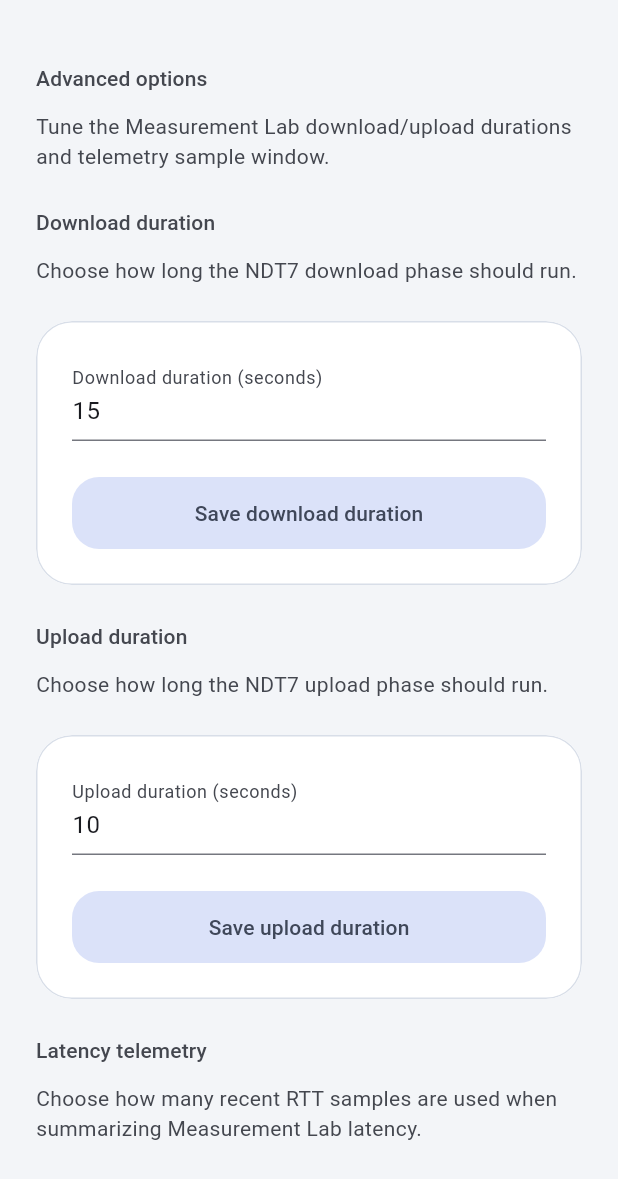
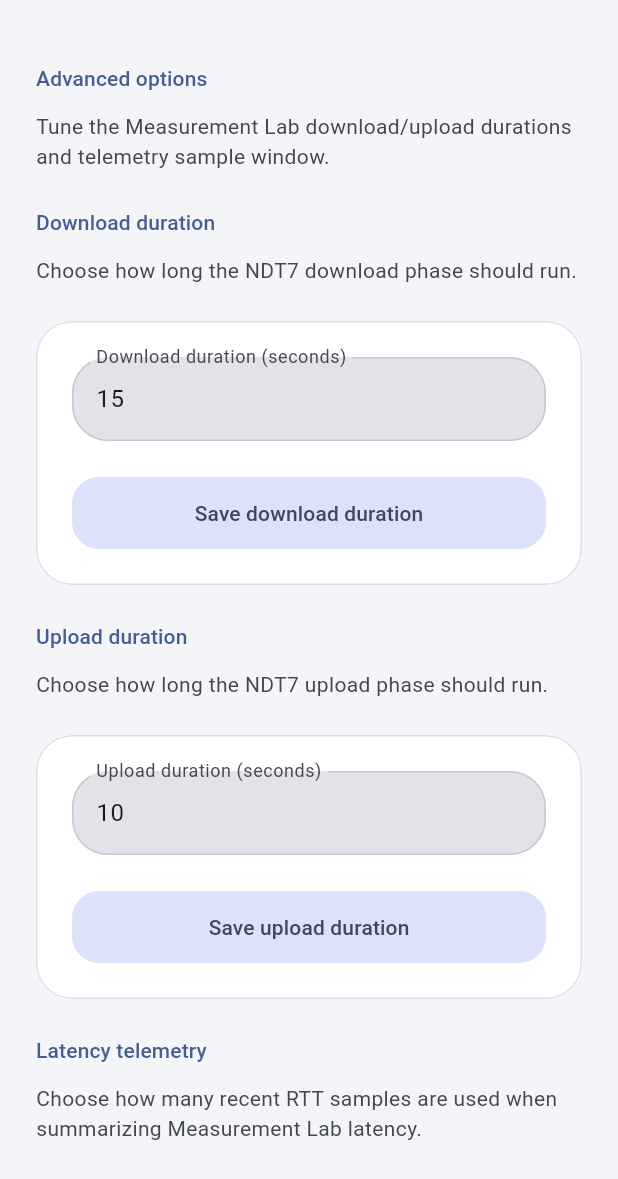
Before and after one commit to Nischay-Pro/wifi-heat-mapper, a Flutter app: the _MeasurementLabSettingsPage screen opened directly, after a tap on "Advanced options", on a phone screen of 412 x 824 dp, the part 57-1236 px from its top. Run offline on Flutter 3.47's test engine with Material 3 defaults, Android fonts, the phone set to English and light mode, and no system bars; our stand-ins replace device_info_plus, flutter_riverpod, flutter_svg, permission_handler, shared_preferences; missing offline and left inert: app_settings; accounts and stored records are empty.

Commit message:
feat: refine mobile settings inputs

```diff
--- a/mobile/lib/src/app/platform_theme.dart
+++ b/mobile/lib/src/app/platform_theme.dart
@@ -34,6 +34,7 @@ ThemeData _buildMaterialTheme({
   return ThemeData(
     useMaterial3: true,
     brightness: brightness,
+    fontFamily: 'Roboto',
     colorScheme: colorScheme,
     scaffoldBackgroundColor: scaffoldColor,
     appBarTheme: AppBarTheme(
@@ -128,6 +129,7 @@ ThemeData _buildIosTheme({
   return ThemeData(
     useMaterial3: true,
     brightness: brightness,
+    fontFamily: 'Roboto',
     cupertinoOverrideTheme: CupertinoThemeData(
       primaryColor: baseColor,
       brightness: brightness,
--- a/mobile/lib/src/core/ui/app_widgets.dart
+++ b/mobile/lib/src/core/ui/app_widgets.dart
@@ -1,4 +1,5 @@
 import 'package:flutter/material.dart';
+import 'package:flutter/services.dart';
 import 'package:mobile/src/core/loading_indicator.dart';
 import 'package:mobile/src/core/ui/app_tokens.dart';
 
@@ -214,7 +215,6 @@ class AppSettingsGroup extends StatelessWidget {
   @override
   Widget build(BuildContext context) {
     final tokens = AppTokens.of(context);
-    final colorScheme = Theme.of(context).colorScheme;
 
     final group = Column(
       children: [
@@ -231,13 +231,7 @@ class AppSettingsGroup extends StatelessWidget {
     );
 
     if (flat) {
-      return DecoratedBox(
-        decoration: BoxDecoration(
-          color: colorScheme.surfaceContainerLow,
-          borderRadius: BorderRadius.circular(tokens.radiusLarge),
-        ),
-        child: group,
-      );
+      return group;
     }
 
     return AppPanel(
@@ -254,13 +248,12 @@ class AppSectionLabel extends StatelessWidget {
 
   @override
   Widget build(BuildContext context) {
-    final colorScheme = Theme.of(context).colorScheme;
     final textTheme = Theme.of(context).textTheme;
 
     return Text(
       label,
       style: textTheme.labelLarge?.copyWith(
-        color: colorScheme.onSurfaceVariant,
+        color: Theme.of(context).colorScheme.primary,
       ),
     );
   }
@@ -288,13 +281,13 @@ class AppSectionNote extends StatelessWidget {
 class AppSettingsRow extends StatelessWidget {
   const AppSettingsRow({
     super.key,
-    required this.icon,
     required this.title,
+    this.icon,
     this.subtitle,
     this.onTap,
   });
 
-  final IconData icon;
+  final IconData? icon;
   final String title;
   final String? subtitle;
   final VoidCallback? onTap;
@@ -307,11 +300,15 @@ class AppSettingsRow extends StatelessWidget {
 
     return ListTile(
       onTap: onTap,
-      leading: Icon(
-        icon,
-        color: colorScheme.primary,
-        size: tokens.iconMedium + 2,
-      ),
+      contentPadding: EdgeInsets.zero,
+      minLeadingWidth: icon == null ? 0 : null,
+      leading: icon == null
+          ? null
+          : Icon(
+              icon,
+              color: colorScheme.primary,
+              size: tokens.iconMedium + 2,
+            ),
       title: Text(title, style: textTheme.titleMedium),
       subtitle: subtitle == null
           ? null
@@ -320,3 +317,65 @@ class AppSettingsRow extends StatelessWidget {
     );
   }
 }
+
+class AppNumericBox extends StatelessWidget {
+  const AppNumericBox({
+    super.key,
+    required this.controller,
+    required this.label,
+    this.hintText,
+    this.errorText,
+    this.onChanged,
+    this.onSubmitted,
+  });
+
+  final TextEditingController controller;
+  final String label;
+  final String? hintText;
+  final String? errorText;
+  final ValueChanged<String>? onChanged;
+  final VoidCallback? onSubmitted;
+
+  @override
+  Widget build(BuildContext context) {
+    final colorScheme = Theme.of(context).colorScheme;
+    final radius = BorderRadius.circular(24);
+
+    return TextField(
+      controller: controller,
+      keyboardType: TextInputType.number,
+      textInputAction: TextInputAction.done,
+      inputFormatters: [FilteringTextInputFormatter.digitsOnly],
+      decoration: InputDecoration(
+        labelText: label,
+        hintText: hintText,
+        errorText: errorText,
+        filled: true,
+        fillColor: colorScheme.surfaceContainerHighest,
+        border: OutlineInputBorder(
+          borderRadius: radius,
+          borderSide: BorderSide(color: colorScheme.outlineVariant),
+        ),
+        enabledBorder: OutlineInputBorder(
+          borderRadius: radius,
+          borderSide: BorderSide(color: colorScheme.outlineVariant),
+        ),
+        focusedBorder: OutlineInputBorder(
+          borderRadius: radius,
+          borderSide: BorderSide(color: colorScheme.primary, width: 2),
+        ),
+        errorBorder: OutlineInputBorder(
+          borderRadius: radius,
+          borderSide: BorderSide(color: colorScheme.error),
+        ),
+        focusedErrorBorder: OutlineInputBorder(
+          borderRadius: radius,
+          borderSide: BorderSide(color: colorScheme.error, width: 2),
+        ),
+      ),
+      onChanged: onChanged,
+      onSubmitted: (_) => onSubmitted?.call(),
+      onEditingComplete: onSubmitted,
+    );
+  }
+}
--- a/mobile/lib/src/features/app_shell/site_shell_page.dart
+++ b/mobile/lib/src/features/app_shell/site_shell_page.dart
@@ -367,15 +367,12 @@ class _SettingsTab extends ConsumerWidget {
       children: [
         Text('Settings', style: Theme.of(context).textTheme.headlineMedium),
         SizedBox(height: tokens.sectionGap),
-        const AppSectionNote(
-          message: 'App and site configuration for this device.',
-        ),
-        SizedBox(height: tokens.sectionGap),
+        const AppSectionLabel(label: 'Appearance'),
+        SizedBox(height: tokens.spacing.compact),
         AppSettingsGroup(
           flat: true,
           children: [
             AppSettingsRow(
-              icon: Icons.palette_outlined,
               title: 'App Theme',
               subtitle: _themePreferenceLabel(themePreference),
               onTap: () {
@@ -386,8 +383,15 @@ class _SettingsTab extends ConsumerWidget {
                 );
               },
             ),
+          ],
+        ),
+        SizedBox(height: tokens.sectionGap),
+        const AppSectionLabel(label: 'Measurement'),
+        SizedBox(height: tokens.spacing.compact),
+        AppSettingsGroup(
+          flat: true,
+          children: [
             AppSettingsRow(
-              icon: Icons.public_outlined,
               title: 'Internet speed test',
               subtitle: internetSettings.backendLabel,
               onTap: () {
@@ -399,22 +403,6 @@ class _SettingsTab extends ConsumerWidget {
               },
             ),
             AppSettingsRow(
-              icon: Icons.storage_outlined,
-              title: 'Server',
-              subtitle: connectedServerUrl ?? 'Not connected',
-              onTap: () {
-                Navigator.of(context).push(
-                  MaterialPageRoute<void>(
-                    builder: (_) => _ServerSettingsPage(
-                      connectedServerUrl: connectedServerUrl,
-                      onChangeServer: onChangeServer,
-                    ),
-                  ),
-                );
-              },
-            ),
-            AppSettingsRow(
-              icon: Icons.location_on_outlined,
               title: 'Site',
               subtitle: selectedSiteSlug ?? AppMessages.invalidSelectedSite,
               onTap: () {
@@ -433,6 +421,28 @@ class _SettingsTab extends ConsumerWidget {
             ),
           ],
         ),
+        SizedBox(height: tokens.sectionGap),
+        const AppSectionLabel(label: 'Connection'),
+        SizedBox(height: tokens.spacing.compact),
+        AppSettingsGroup(
+          flat: true,
+          children: [
+            AppSettingsRow(
+              title: 'Server',
+              subtitle: connectedServerUrl ?? 'Not connected',
+              onTap: () {
+                Navigator.of(context).push(
+                  MaterialPageRoute<void>(
+                    builder: (_) => _ServerSettingsPage(
+                      connectedServerUrl: connectedServerUrl,
+                      onChangeServer: onChangeServer,
+                    ),
+                  ),
+                );
+              },
+            ),
+          ],
+        ),
       ],
     );
   }
@@ -754,7 +764,6 @@ class _CustomLibrespeedSettingsPageState
               flat: true,
               children: [
                 AppSettingsRow(
-                  icon: Icons.tune,
                   title: 'Advanced options',
                   onTap: () {
                     Navigator.of(context).push(
@@ -805,7 +814,6 @@ class _HttpBackendSettingsPage extends ConsumerWidget {
               flat: true,
               children: [
                 AppSettingsRow(
-                  icon: Icons.tune,
                   title: 'Advanced options',
                   onTap: () {
                     Navigator.of(context).push(
@@ -851,7 +859,6 @@ class _MeasurementLabSettingsPage extends ConsumerWidget {
               flat: true,
               children: [
                 AppSettingsRow(
-                  icon: Icons.tune,
                   title: 'Advanced options',
                   onTap: () {
                     Navigator.of(context).push(
@@ -1058,14 +1065,11 @@ class _HttpBackendAdvancedSettingsPageState
               child: Column(
                 crossAxisAlignment: CrossAxisAlignment.start,
                 children: [
-                  TextField(
+                  AppNumericBox(
                     controller: _parallelStreamsController,
-                    keyboardType: TextInputType.number,
-                    decoration: InputDecoration(
-                      labelText: 'Parallel streams',
-                      hintText: '4',
+                    label: 'Parallel streams',
+                    hintText: '2',
                     errorText: _parallelStreamsError,
-                    ),
                     onChanged: (_) {
                       if (_parallelStreamsError != null) {
                         setState(() {
@@ -1073,7 +1077,7 @@ class _HttpBackendAdvancedSettingsPageState
                         });
                       }
                     },
-                    onSubmitted: (_) => _saveParallelStreams(),
+                    onSubmitted: _saveParallelStreams,
                   ),
                   SizedBox(height: tokens.spacing.regular),
                   Align(
@@ -1091,14 +1095,11 @@ class _HttpBackendAdvancedSettingsPageState
               child: Column(
                 crossAxisAlignment: CrossAxisAlignment.start,
                 children: [
-                  TextField(
+                  AppNumericBox(
                     controller: _latencySampleCountController,
-                    keyboardType: TextInputType.number,
-                    decoration: InputDecoration(
-                      labelText: 'Latency samples',
+                    label: 'Latency samples',
                     hintText: '10',
                     errorText: _latencySampleCountError,
-                    ),
                     onChanged: (_) {
                       if (_latencySampleCountError != null) {
                         setState(() {
@@ -1106,7 +1107,7 @@ class _HttpBackendAdvancedSettingsPageState
                         });
                       }
                     },
-                    onSubmitted: (_) => _saveLatencySampleCount(),
+                    onSubmitted: _saveLatencySampleCount,
                   ),
                   SizedBox(height: tokens.spacing.regular),
                   Align(
@@ -1290,14 +1291,11 @@ class _MeasurementLabAdvancedSettingsPageState
               child: Column(
                 crossAxisAlignment: CrossAxisAlignment.start,
                 children: [
-                  TextField(
+                  AppNumericBox(
                     controller: _downloadDurationController,
-                    keyboardType: TextInputType.number,
-                    decoration: InputDecoration(
-                      labelText: 'Download duration (seconds)',
+                    label: 'Download duration (seconds)',
                     hintText: '15',
                     errorText: _downloadDurationError,
-                    ),
                     onChanged: (_) {
                       if (_downloadDurationError != null) {
                         setState(() {
@@ -1305,7 +1303,7 @@ class _MeasurementLabAdvancedSettingsPageState
                         });
                       }
                     },
-                    onSubmitted: (_) => _saveDownloadDuration(),
+                    onSubmitted: _saveDownloadDuration,
                   ),
                   SizedBox(height: tokens.spacing.regular),
                   Align(
@@ -1329,14 +1327,11 @@ class _MeasurementLabAdvancedSettingsPageState
               child: Column(
                 crossAxisAlignment: CrossAxisAlignment.start,
                 children: [
-                  TextField(
+                  AppNumericBox(
                     controller: _uploadDurationController,
-                    keyboardType: TextInputType.number,
-                    decoration: InputDecoration(
-                      labelText: 'Upload duration (seconds)',
+                    label: 'Upload duration (seconds)',
                     hintText: '10',
                     errorText: _uploadDurationError,
-                    ),
                     onChanged: (_) {
                       if (_uploadDurationError != null) {
                         setState(() {
@@ -1344,7 +1339,7 @@ class _MeasurementLabAdvancedSettingsPageState
                         });
                       }
                     },
-                    onSubmitted: (_) => _saveUploadDuration(),
+                    onSubmitted: _saveUploadDuration,
                   ),
                   SizedBox(height: tokens.spacing.regular),
                   Align(
@@ -1369,14 +1364,11 @@ class _MeasurementLabAdvancedSettingsPageState
               child: Column(
                 crossAxisAlignment: CrossAxisAlignment.start,
                 children: [
-                  TextField(
+                  AppNumericBox(
                     controller: _latencySampleCountController,
-                    keyboardType: TextInputType.number,
-                    decoration: InputDecoration(
-                      labelText: 'RTT samples',
+                    label: 'RTT samples',
                     hintText: '10',
                     errorText: _latencySampleCountError,
-                    ),
                     onChanged: (_) {
                       if (_latencySampleCountError != null) {
                         setState(() {
@@ -1384,7 +1376,7 @@ class _MeasurementLabAdvancedSettingsPageState
                         });
                       }
                     },
-                    onSubmitted: (_) => _saveLatencySampleCount(),
+                    onSubmitted: _saveLatencySampleCount,
                   ),
                   SizedBox(height: tokens.spacing.regular),
                   Align(
```
Lines whose indentation alone changed are shown as unchanged.
